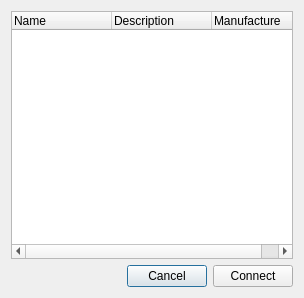
Above: serialconnect.ui from haschke-felix/QSerialMonitor before the change. Below: the same form after it.
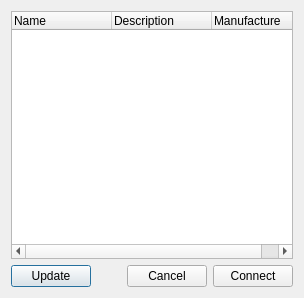
That is the form after the change.

What changed in the file:
```diff
--- a/serialconnect.ui
+++ b/serialconnect.ui
@@ -35,6 +35,16 @@
    </item>
    <item>
     <layout class="QHBoxLayout" name="horizontalLayout">
+     <item>
+      <widget class="QPushButton" name="pushButtonUpdate">
+       <property name="text">
+        <string>Update</string>
+       </property>
+       <property name="shortcut">
+        <string>F5</string>
+       </property>
+      </widget>
+     </item>
      <item>
       <spacer name="horizontalSpacer">
        <property name="orientation">
```
